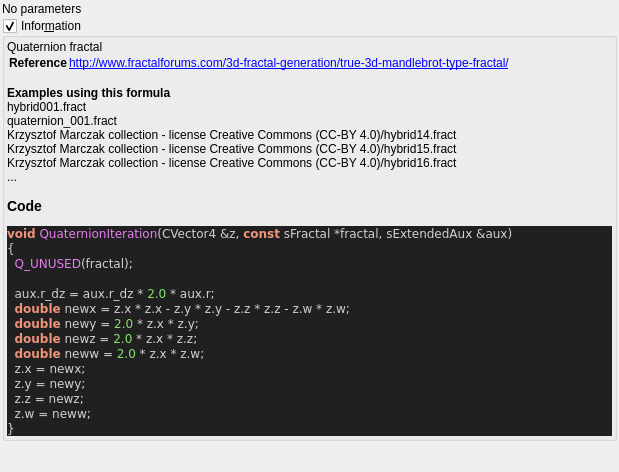
buddhi1980/mandelbulber2, file mandelbulber2/formula/ui/fractal_quaternion.ui: the form before one commit.
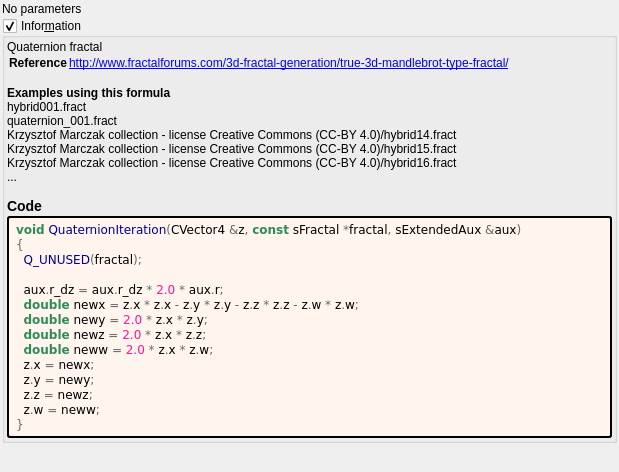
The form after the commit. Custom widgets are drawn as their Qt base class.

What changed in the file:
```diff
--- a/mandelbulber2/formula/ui/fractal_quaternion.ui
+++ b/mandelbulber2/formula/ui/fractal_quaternion.ui
@@ -64,28 +64,43 @@
        <number>2</number>
       </property>
       <item>
-       <widget class="QLabel" name="label_code_content">
+	   <widget class="QLabel" name="label_information_general">
         <property name="text">
          <string notr="true">&lt;p&gt;Quaternion fractal&lt;/p&gt;&lt;table&gt;
 &lt;tr&gt;&lt;th&gt;Reference&lt;/th&gt;&lt;td&gt;&lt;a href=&quot;http://www.fractalforums.com/3d-fractal-generation/true-3d-mandlebrot-type-fractal/&quot;&gt;http://www.fractalforums.com/3d-fractal-generation/true-3d-mandlebrot-type-fractal/&lt;br&gt;
 &lt;/td&gt;&lt;/tr&gt;
 &lt;/table&gt;
-&lt;br&gt;&lt;b&gt;Examples using this formula&lt;/b&gt;&lt;br&gt;hybrid001.fract&lt;br&gt;quaternion_001.fract&lt;br&gt;Krzysztof Marczak collection - license Creative Commons (CC-BY 4.0)/hybrid14.fract&lt;br&gt;Krzysztof Marczak collection - license Creative Commons (CC-BY 4.0)/hybrid15.fract&lt;br&gt;Krzysztof Marczak collection - license Creative Commons (CC-BY 4.0)/hybrid16.fract&lt;br&gt;...&lt;h3&gt;Code&lt;/h3&gt;
-&lt;body style=&quot;background-color:#202020&quot;&gt;
-&lt;pre style=&quot;color:#d0d0d0; background-color:#202020;  font-family:'Courier New',monospace;&quot;&gt;&lt;span style=&quot;color:#f09479; font-weight:bold&quot;&gt;void&lt;/span&gt; &lt;span style=&quot;color:#e47eed&quot;&gt;QuaternionIteration&lt;/span&gt;&lt;span style=&quot;color:#d0d0d0&quot;&gt;(&lt;/span&gt;CVector4 &lt;span style=&quot;color:#d0d0d0&quot;&gt;&amp;amp;&lt;/span&gt;z&lt;span style=&quot;color:#d0d0d0&quot;&gt;,&lt;/span&gt; &lt;span style=&quot;color:#f09479; font-weight:bold&quot;&gt;const&lt;/span&gt; sFractal &lt;span style=&quot;color:#d0d0d0&quot;&gt;*&lt;/span&gt;fractal&lt;span style=&quot;color:#d0d0d0&quot;&gt;,&lt;/span&gt; sExtendedAux &lt;span style=&quot;color:#d0d0d0&quot;&gt;&amp;amp;&lt;/span&gt;aux&lt;span style=&quot;color:#d0d0d0&quot;&gt;)&lt;/span&gt;
-&lt;span style=&quot;color:#d0d0d0&quot;&gt;{&lt;/span&gt;
-  &lt;span style=&quot;color:#e47eed&quot;&gt;Q_UNUSED&lt;/span&gt;&lt;span style=&quot;color:#d0d0d0&quot;&gt;(&lt;/span&gt;fractal&lt;span style=&quot;color:#d0d0d0&quot;&gt;);&lt;/span&gt;
+&lt;br&gt;&lt;b&gt;Examples using this formula&lt;/b&gt;&lt;br&gt;hybrid001.fract&lt;br&gt;quaternion_001.fract&lt;br&gt;Krzysztof Marczak collection - license Creative Commons (CC-BY 4.0)/hybrid14.fract&lt;br&gt;Krzysztof Marczak collection - license Creative Commons (CC-BY 4.0)/hybrid15.fract&lt;br&gt;Krzysztof Marczak collection - license Creative Commons (CC-BY 4.0)/hybrid16.fract&lt;br&gt;...&lt;h3&gt;Code&lt;/h3&gt;</string>
+		</property>
+		<property name="wordWrap">
+		 <bool>true</bool>
+		</property>
+		<property name="openExternalLinks">
+		 <bool>true</bool>
+		</property>
+		<property name="textInteractionFlags">
+		 <set>Qt::LinksAccessibleByMouse|Qt::TextSelectableByMouse</set>
+		</property>
+		</widget>
+	   </item>
+	   <item>
+	    <widget class="QLabel" name="label_code_content">
+		 <property name="text">
+		  <string notr="true">&lt;body style=&quot;background-color:#fff5ee&quot;&gt;
+&lt;pre style=&quot;color:#000000; background-color:#fff5ee;  font-family:'Courier New',monospace;&quot;&gt;&lt;span style=&quot;color:#2e8b57; font-weight:bold&quot;&gt;void&lt;/span&gt; &lt;span style=&quot;color:#00008f&quot;&gt;QuaternionIteration&lt;/span&gt;&lt;span style=&quot;color:#676767&quot;&gt;(&lt;/span&gt;CVector4 &lt;span style=&quot;color:#676767&quot;&gt;&amp;amp;&lt;/span&gt;z&lt;span style=&quot;color:#676767&quot;&gt;,&lt;/span&gt; &lt;span style=&quot;color:#2e8b57; font-weight:bold&quot;&gt;const&lt;/span&gt; sFractal &lt;span style=&quot;color:#676767&quot;&gt;*&lt;/span&gt;fractal&lt;span style=&quot;color:#676767&quot;&gt;,&lt;/span&gt; sExtendedAux &lt;span style=&quot;color:#676767&quot;&gt;&amp;amp;&lt;/span&gt;aux&lt;span style=&quot;color:#676767&quot;&gt;)&lt;/span&gt;
+&lt;span style=&quot;color:#676767&quot;&gt;{&lt;/span&gt;
+  &lt;span style=&quot;color:#00008f&quot;&gt;Q_UNUSED&lt;/span&gt;&lt;span style=&quot;color:#676767&quot;&gt;(&lt;/span&gt;fractal&lt;span style=&quot;color:#676767&quot;&gt;);&lt;/span&gt;
 
-  aux&lt;span style=&quot;color:#d0d0d0&quot;&gt;.&lt;/span&gt;r_dz &lt;span style=&quot;color:#d0d0d0&quot;&gt;=&lt;/span&gt; aux&lt;span style=&quot;color:#d0d0d0&quot;&gt;.&lt;/span&gt;r_dz &lt;span style=&quot;color:#d0d0d0&quot;&gt;*&lt;/span&gt; &lt;span style=&quot;color:#87df71&quot;&gt;2.0&lt;/span&gt; &lt;span style=&quot;color:#d0d0d0&quot;&gt;*&lt;/span&gt; aux&lt;span style=&quot;color:#d0d0d0&quot;&gt;.&lt;/span&gt;r&lt;span style=&quot;color:#d0d0d0&quot;&gt;;&lt;/span&gt;
-  &lt;span style=&quot;color:#f09479; font-weight:bold&quot;&gt;double&lt;/span&gt; newx &lt;span style=&quot;color:#d0d0d0&quot;&gt;=&lt;/span&gt; z&lt;span style=&quot;color:#d0d0d0&quot;&gt;.&lt;/span&gt;x &lt;span style=&quot;color:#d0d0d0&quot;&gt;*&lt;/span&gt; z&lt;span style=&quot;color:#d0d0d0&quot;&gt;.&lt;/span&gt;x &lt;span style=&quot;color:#d0d0d0&quot;&gt;-&lt;/span&gt; z&lt;span style=&quot;color:#d0d0d0&quot;&gt;.&lt;/span&gt;y &lt;span style=&quot;color:#d0d0d0&quot;&gt;*&lt;/span&gt; z&lt;span style=&quot;color:#d0d0d0&quot;&gt;.&lt;/span&gt;y &lt;span style=&quot;color:#d0d0d0&quot;&gt;-&lt;/span&gt; z&lt;span style=&quot;color:#d0d0d0&quot;&gt;.&lt;/span&gt;z &lt;span style=&quot;color:#d0d0d0&quot;&gt;*&lt;/span&gt; z&lt;span style=&quot;color:#d0d0d0&quot;&gt;.&lt;/span&gt;z &lt;span style=&quot;color:#d0d0d0&quot;&gt;-&lt;/span&gt; z&lt;span style=&quot;color:#d0d0d0&quot;&gt;.&lt;/span&gt;w &lt;span style=&quot;color:#d0d0d0&quot;&gt;*&lt;/span&gt; z&lt;span style=&quot;color:#d0d0d0&quot;&gt;.&lt;/span&gt;w&lt;span style=&quot;color:#d0d0d0&quot;&gt;;&lt;/span&gt;
-  &lt;span style=&quot;color:#f09479; font-weight:bold&quot;&gt;double&lt;/span&gt; newy &lt;span style=&quot;color:#d0d0d0&quot;&gt;=&lt;/span&gt; &lt;span style=&quot;color:#87df71&quot;&gt;2.0&lt;/span&gt; &lt;span style=&quot;color:#d0d0d0&quot;&gt;*&lt;/span&gt; z&lt;span style=&quot;color:#d0d0d0&quot;&gt;.&lt;/span&gt;x &lt;span style=&quot;color:#d0d0d0&quot;&gt;*&lt;/span&gt; z&lt;span style=&quot;color:#d0d0d0&quot;&gt;.&lt;/span&gt;y&lt;span style=&quot;color:#d0d0d0&quot;&gt;;&lt;/span&gt;
-  &lt;span style=&quot;color:#f09479; font-weight:bold&quot;&gt;double&lt;/span&gt; newz &lt;span style=&quot;color:#d0d0d0&quot;&gt;=&lt;/span&gt; &lt;span style=&quot;color:#87df71&quot;&gt;2.0&lt;/span&gt; &lt;span style=&quot;color:#d0d0d0&quot;&gt;*&lt;/span&gt; z&lt;span style=&quot;color:#d0d0d0&quot;&gt;.&lt;/span&gt;x &lt;span style=&quot;color:#d0d0d0&quot;&gt;*&lt;/span&gt; z&lt;span style=&quot;color:#d0d0d0&quot;&gt;.&lt;/span&gt;z&lt;span style=&quot;color:#d0d0d0&quot;&gt;;&lt;/span&gt;
-  &lt;span style=&quot;color:#f09479; font-weight:bold&quot;&gt;double&lt;/span&gt; neww &lt;span style=&quot;color:#d0d0d0&quot;&gt;=&lt;/span&gt; &lt;span style=&quot;color:#87df71&quot;&gt;2.0&lt;/span&gt; &lt;span style=&quot;color:#d0d0d0&quot;&gt;*&lt;/span&gt; z&lt;span style=&quot;color:#d0d0d0&quot;&gt;.&lt;/span&gt;x &lt;span style=&quot;color:#d0d0d0&quot;&gt;*&lt;/span&gt; z&lt;span style=&quot;color:#d0d0d0&quot;&gt;.&lt;/span&gt;w&lt;span style=&quot;color:#d0d0d0&quot;&gt;;&lt;/span&gt;
-  z&lt;span style=&quot;color:#d0d0d0&quot;&gt;.&lt;/span&gt;x &lt;span style=&quot;color:#d0d0d0&quot;&gt;=&lt;/span&gt; newx&lt;span style=&quot;color:#d0d0d0&quot;&gt;;&lt;/span&gt;
-  z&lt;span style=&quot;color:#d0d0d0&quot;&gt;.&lt;/span&gt;y &lt;span style=&quot;color:#d0d0d0&quot;&gt;=&lt;/span&gt; newy&lt;span style=&quot;color:#d0d0d0&quot;&gt;;&lt;/span&gt;
-  z&lt;span style=&quot;color:#d0d0d0&quot;&gt;.&lt;/span&gt;z &lt;span style=&quot;color:#d0d0d0&quot;&gt;=&lt;/span&gt; newz&lt;span style=&quot;color:#d0d0d0&quot;&gt;;&lt;/span&gt;
-  z&lt;span style=&quot;color:#d0d0d0&quot;&gt;.&lt;/span&gt;w &lt;span style=&quot;color:#d0d0d0&quot;&gt;=&lt;/span&gt; neww&lt;span style=&quot;color:#d0d0d0&quot;&gt;;&lt;/span&gt;
-&lt;span style=&quot;color:#d0d0d0&quot;&gt;}&lt;/span&gt;
+  aux&lt;span style=&quot;color:#676767&quot;&gt;.&lt;/span&gt;r_dz &lt;span style=&quot;color:#676767&quot;&gt;=&lt;/span&gt; aux&lt;span style=&quot;color:#676767&quot;&gt;.&lt;/span&gt;r_dz &lt;span style=&quot;color:#676767&quot;&gt;*&lt;/span&gt; &lt;span style=&quot;color:#ff1493&quot;&gt;2.0&lt;/span&gt; &lt;span style=&quot;color:#676767&quot;&gt;*&lt;/span&gt; aux&lt;span style=&quot;color:#676767&quot;&gt;.&lt;/span&gt;r&lt;span style=&quot;color:#676767&quot;&gt;;&lt;/span&gt;
+  &lt;span style=&quot;color:#2e8b57; font-weight:bold&quot;&gt;double&lt;/span&gt; newx &lt;span style=&quot;color:#676767&quot;&gt;=&lt;/span&gt; z&lt;span style=&quot;color:#676767&quot;&gt;.&lt;/span&gt;x &lt;span style=&quot;color:#676767&quot;&gt;*&lt;/span&gt; z&lt;span style=&quot;color:#676767&quot;&gt;.&lt;/span&gt;x &lt;span style=&quot;color:#676767&quot;&gt;-&lt;/span&gt; z&lt;span style=&quot;color:#676767&quot;&gt;.&lt;/span&gt;y &lt;span style=&quot;color:#676767&quot;&gt;*&lt;/span&gt; z&lt;span style=&quot;color:#676767&quot;&gt;.&lt;/span&gt;y &lt;span style=&quot;color:#676767&quot;&gt;-&lt;/span&gt; z&lt;span style=&quot;color:#676767&quot;&gt;.&lt;/span&gt;z &lt;span style=&quot;color:#676767&quot;&gt;*&lt;/span&gt; z&lt;span style=&quot;color:#676767&quot;&gt;.&lt;/span&gt;z &lt;span style=&quot;color:#676767&quot;&gt;-&lt;/span&gt; z&lt;span style=&quot;color:#676767&quot;&gt;.&lt;/span&gt;w &lt;span style=&quot;color:#676767&quot;&gt;*&lt;/span&gt; z&lt;span style=&quot;color:#676767&quot;&gt;.&lt;/span&gt;w&lt;span style=&quot;color:#676767&quot;&gt;;&lt;/span&gt;
+  &lt;span style=&quot;color:#2e8b57; font-weight:bold&quot;&gt;double&lt;/span&gt; newy &lt;span style=&quot;color:#676767&quot;&gt;=&lt;/span&gt; &lt;span style=&quot;color:#ff1493&quot;&gt;2.0&lt;/span&gt; &lt;span style=&quot;color:#676767&quot;&gt;*&lt;/span&gt; z&lt;span style=&quot;color:#676767&quot;&gt;.&lt;/span&gt;x &lt;span style=&quot;color:#676767&quot;&gt;*&lt;/span&gt; z&lt;span style=&quot;color:#676767&quot;&gt;.&lt;/span&gt;y&lt;span style=&quot;color:#676767&quot;&gt;;&lt;/span&gt;
+  &lt;span style=&quot;color:#2e8b57; font-weight:bold&quot;&gt;double&lt;/span&gt; newz &lt;span style=&quot;color:#676767&quot;&gt;=&lt;/span&gt; &lt;span style=&quot;color:#ff1493&quot;&gt;2.0&lt;/span&gt; &lt;span style=&quot;color:#676767&quot;&gt;*&lt;/span&gt; z&lt;span style=&quot;color:#676767&quot;&gt;.&lt;/span&gt;x &lt;span style=&quot;color:#676767&quot;&gt;*&lt;/span&gt; z&lt;span style=&quot;color:#676767&quot;&gt;.&lt;/span&gt;z&lt;span style=&quot;color:#676767&quot;&gt;;&lt;/span&gt;
+  &lt;span style=&quot;color:#2e8b57; font-weight:bold&quot;&gt;double&lt;/span&gt; neww &lt;span style=&quot;color:#676767&quot;&gt;=&lt;/span&gt; &lt;span style=&quot;color:#ff1493&quot;&gt;2.0&lt;/span&gt; &lt;span style=&quot;color:#676767&quot;&gt;*&lt;/span&gt; z&lt;span style=&quot;color:#676767&quot;&gt;.&lt;/span&gt;x &lt;span style=&quot;color:#676767&quot;&gt;*&lt;/span&gt; z&lt;span style=&quot;color:#676767&quot;&gt;.&lt;/span&gt;w&lt;span style=&quot;color:#676767&quot;&gt;;&lt;/span&gt;
+  z&lt;span style=&quot;color:#676767&quot;&gt;.&lt;/span&gt;x &lt;span style=&quot;color:#676767&quot;&gt;=&lt;/span&gt; newx&lt;span style=&quot;color:#676767&quot;&gt;;&lt;/span&gt;
+  z&lt;span style=&quot;color:#676767&quot;&gt;.&lt;/span&gt;y &lt;span style=&quot;color:#676767&quot;&gt;=&lt;/span&gt; newy&lt;span style=&quot;color:#676767&quot;&gt;;&lt;/span&gt;
+  z&lt;span style=&quot;color:#676767&quot;&gt;.&lt;/span&gt;z &lt;span style=&quot;color:#676767&quot;&gt;=&lt;/span&gt; newz&lt;span style=&quot;color:#676767&quot;&gt;;&lt;/span&gt;
+  z&lt;span style=&quot;color:#676767&quot;&gt;.&lt;/span&gt;w &lt;span style=&quot;color:#676767&quot;&gt;=&lt;/span&gt; neww&lt;span style=&quot;color:#676767&quot;&gt;;&lt;/span&gt;
+&lt;span style=&quot;color:#676767&quot;&gt;}&lt;/span&gt;
 &lt;/pre&gt;
 &lt;/body&gt;</string>
         </property>
@@ -98,6 +113,9 @@
         <property name="textInteractionFlags">
          <set>Qt::LinksAccessibleByMouse|Qt::TextSelectableByMouse</set>
         </property>
+		 <property name="styleSheet">
+		  <string notr="true">border-style: outset; border-width: 2px; border-radius: 3px; border-color: black; background-color: #fff5ee; padding: 4px;</string>
+		  </property>
        </widget>
       </item>
      </layout>
```
Lines whose indentation alone changed are shown as unchanged.
